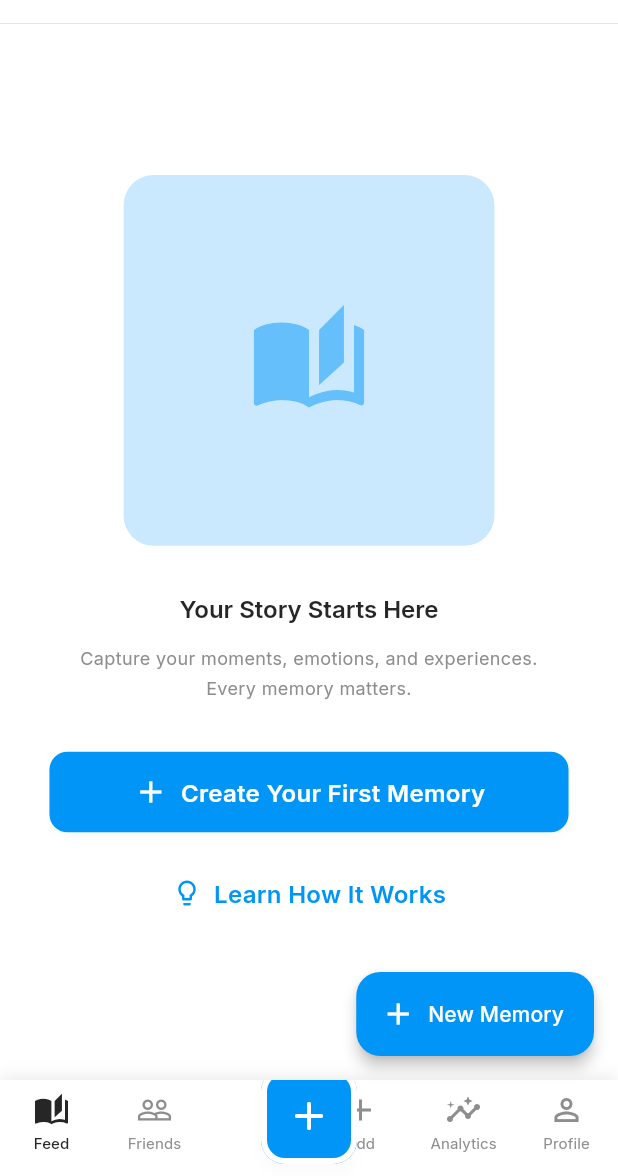
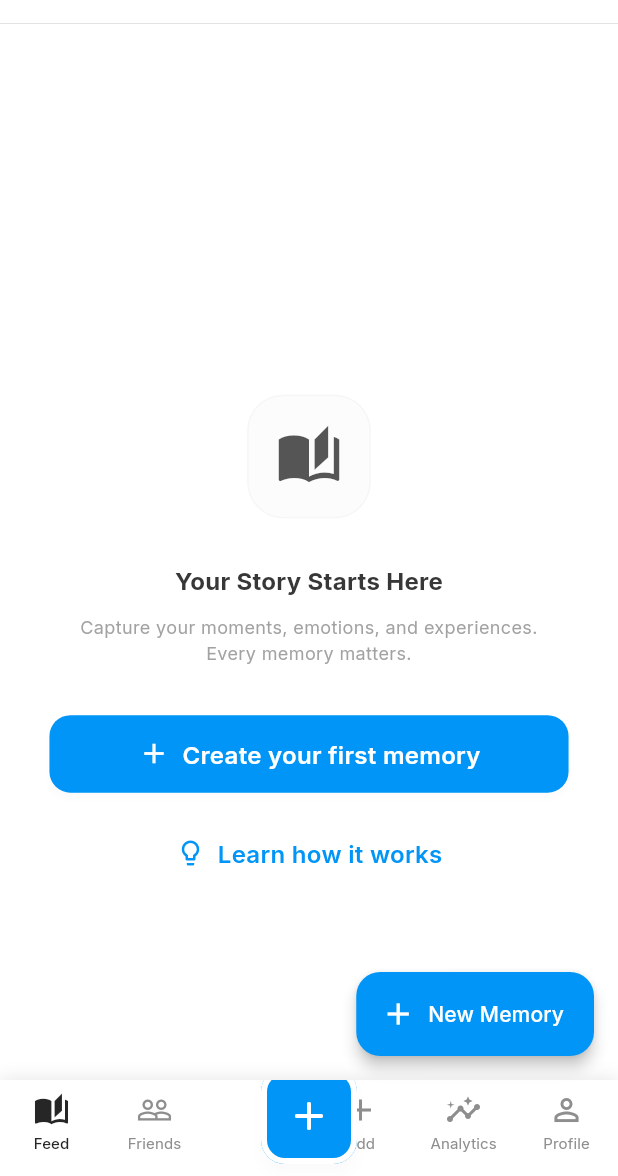
Before and after one commit to bobmwiti-dev/zuru-app, a Flutter app: the _MemoryFeedContent screen opened directly with empty values, on a phone screen of 412 x 824 dp, the part 60-1236 px from its top. Run offline on Flutter 3.47's test engine with Material 3 defaults, Android fonts, the phone set to English and light mode, and no system bars; our stand-ins replace cached_network_image, camera, cloud_firestore, connectivity_plus, equatable, firebase_analytics and 23 more; accounts and stored records are empty.

Commit message:
refactor: simplify empty state widget to minimal premium design

```diff
--- a/lib/presentation/screens/memory_feed_screen/widgets/empty_state_widget.dart
+++ b/lib/presentation/screens/memory_feed_screen/widgets/empty_state_widget.dart
@@ -14,27 +14,49 @@ class EmptyStateWidget extends StatelessWidget {
   @override
   Widget build(BuildContext context) {
     final theme = Theme.of(context);
+    final mq = MediaQuery.of(context);
+    final softText = theme.colorScheme.onSurface.withValues(alpha: 0.92);
+    final mutedText = theme.colorScheme.onSurfaceVariant.withValues(alpha: 0.82);
 
-    return Center(
-      child: Padding(
+    return LayoutBuilder(
+      builder: (context, constraints) {
+        return SingleChildScrollView(
           padding: EdgeInsets.symmetric(horizontal: 8.w),
+          child: ConstrainedBox(
+            constraints: BoxConstraints(
+              minHeight:
+                  (mq.size.height - mq.padding.vertical)
+                      .clamp(0.0, double.infinity),
+            ),
+            child: Center(
               child: Column(
                 mainAxisAlignment: MainAxisAlignment.center,
                 children: [
-            // Illustration
-            Container(
-              width: 60.w,
-              height: 30.h,
+                  TweenAnimationBuilder<double>(
+                    tween: Tween<double>(begin: 0.98, end: 1.0),
+                    duration: const Duration(milliseconds: 520),
+                    curve: Curves.easeOutCubic,
+                    builder: (context, scale, child) {
+                      return Transform.scale(scale: scale, child: child);
+                    },
+                    child: Container(
+                      width: 20.w,
+                      height: 20.w,
                       decoration: BoxDecoration(
-                color:
-                    theme.colorScheme.primaryContainer.withValues(alpha: 0.3),
-                borderRadius: BorderRadius.circular(20),
+                        color: theme.colorScheme.surfaceContainerHighest
+                            .withValues(alpha: 0.65),
+                        borderRadius: BorderRadius.circular(24),
+                        border: Border.all(
+                          color: theme.colorScheme.outline.withValues(alpha: 0.18),
+                          width: 1,
+                        ),
                       ),
                       child: Center(
                         child: CustomIconWidget(
                           iconName: 'auto_stories',
-                  color: theme.colorScheme.primary.withValues(alpha: 0.5),
-                  size: 80,
+                          color: theme.colorScheme.onSurface.withValues(alpha: 0.78),
+                          size: 44,
+                        ),
                       ),
                     ),
                   ),
@@ -45,8 +67,9 @@ class EmptyStateWidget extends StatelessWidget {
                   Text(
                     'Your Story Starts Here',
                     style: theme.textTheme.headlineSmall?.copyWith(
-                fontWeight: FontWeight.w600,
-                color: theme.colorScheme.onSurface,
+                      fontWeight: FontWeight.w700,
+                      letterSpacing: 0.2,
+                      color: softText,
                     ),
                     textAlign: TextAlign.center,
                   ),
@@ -57,7 +80,8 @@ class EmptyStateWidget extends StatelessWidget {
                   Text(
                     'Capture your moments, emotions, and experiences.\nEvery memory matters.',
                     style: theme.textTheme.bodyMedium?.copyWith(
-                color: theme.colorScheme.onSurfaceVariant,
+                      height: 1.4,
+                      color: mutedText,
                     ),
                     textAlign: TextAlign.center,
                   ),
@@ -65,18 +89,29 @@ class EmptyStateWidget extends StatelessWidget {
                   SizedBox(height: 4.h),
 
                   // CTA Button
-            ElevatedButton.icon(
+                  Align(
+                    child: ConstrainedBox(
+                      constraints: const BoxConstraints(maxWidth: 360),
+                      child: SizedBox(
+                        width: double.infinity,
+                        child: ElevatedButton.icon(
                           onPressed: onCreateMemory,
                           icon: CustomIconWidget(
                             iconName: 'add',
                             color: theme.colorScheme.onPrimary,
-                size: 24,
+                            size: 22,
                           ),
-              label: Text('Create Your First Memory'),
+                          label: const Text('Create your first memory'),
                           style: ElevatedButton.styleFrom(
-                padding: EdgeInsets.symmetric(horizontal: 6.w, vertical: 1.8.h),
+                            padding: EdgeInsets.symmetric(
+                              horizontal: 6.w,
+                              vertical: 1.8.h,
+                            ),
                             shape: RoundedRectangleBorder(
-                  borderRadius: BorderRadius.circular(12),
+                              borderRadius: BorderRadius.circular(14),
+                            ),
+                          ),
+                        ),
                       ),
                     ),
                   ),
@@ -94,11 +129,14 @@ class EmptyStateWidget extends StatelessWidget {
                       color: theme.colorScheme.primary,
                       size: 20,
                     ),
-              label: Text('Learn How It Works'),
+                    label: const Text('Learn how it works'),
                   ),
                 ],
               ),
             ),
+          ),
+        );
+      },
     );
   }
 
```
Lines whose indentation alone changed are shown as unchanged.
